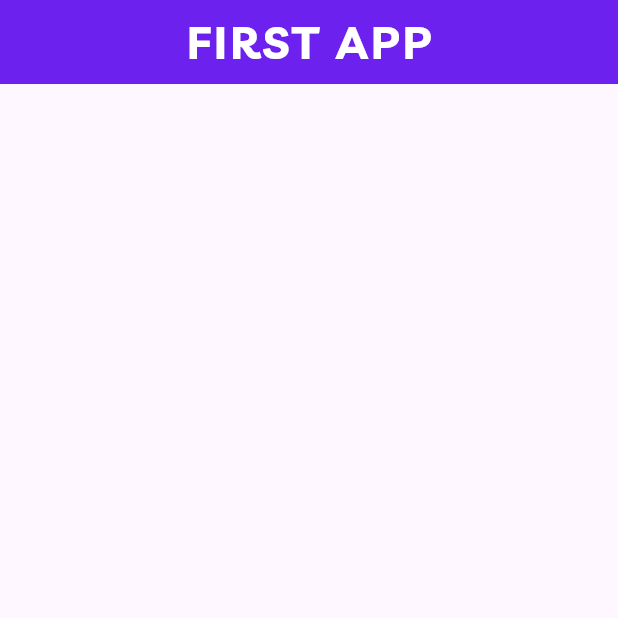
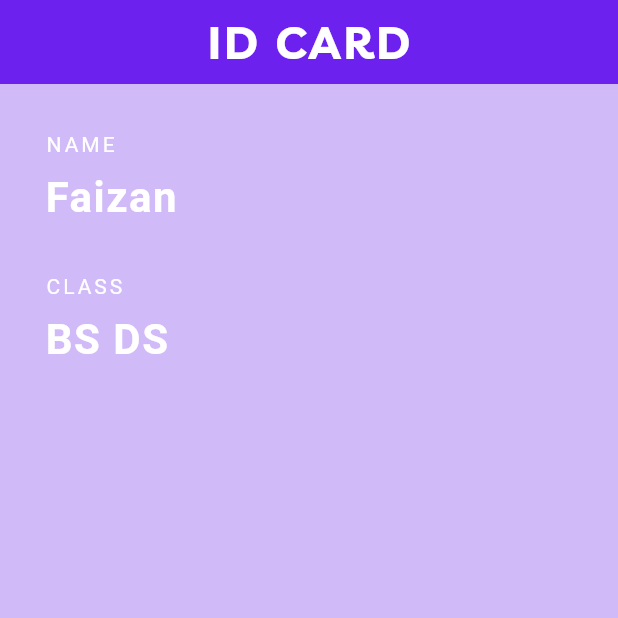
Before and after one commit to faizan-az02/first_app, a Flutter app: the screen it shows after launch, on a phone screen of 412 x 824 dp, the top half of it. Run offline on Flutter 3.47's test engine with Material 3 defaults, Android fonts, the phone set to English and light mode, and no system bars; project files that could hold a hidden picture were left out.

Commit message:
ID Card Application

```diff
--- a/lib/main.dart
+++ b/lib/main.dart
@@ -13,10 +13,11 @@ class Home extends StatelessWidget {
   @override
   Widget build(BuildContext context) {
     return Scaffold(
+      backgroundColor: const Color.fromRGBO(209, 186, 248, 1),
       appBar: AppBar(
         backgroundColor: const Color.fromARGB(255, 108, 33, 238),
         title: Text(
-          "FIRST APP",
+          "ID CARD",
           style: TextStyle(
             fontSize: 30,
             fontWeight: FontWeight.bold,
@@ -27,6 +28,59 @@ class Home extends StatelessWidget {
           ),
         centerTitle: true,
       ),
+
+      body: Padding(
+        padding: EdgeInsetsGeometry.all(30),
+        child: Column(
+
+          crossAxisAlignment: CrossAxisAlignment.start,
+          children: [
+            Text(
+              'NAME',
+              style: TextStyle(
+                color: Colors.white,
+                letterSpacing: 2,
+              ),
+            ),
+
+            SizedBox(height: 5,),
+
+            Text(
+              'Faizan',
+              style: TextStyle(
+                color: Colors.white,
+                fontSize: 28,
+                letterSpacing: 1,
+                fontWeight: FontWeight.bold,
+              ),
+            ),
+
+            SizedBox(height: 30,),
+
+            Text(
+              'CLASS',
+              style: TextStyle(
+                color: Colors.white,
+                letterSpacing: 2,
+              ),
+            ),
+
+            SizedBox(height: 5,),
+
+            Text(
+              'BS DS',
+              style: TextStyle(
+                color: Colors.white,
+                fontSize: 28,
+                letterSpacing: 1,
+                fontWeight: FontWeight.bold,
+              ),
+            ),
+
+            SizedBox(height: 30,)
+          ],
+          )
+        )
     );
   }
 }
```
